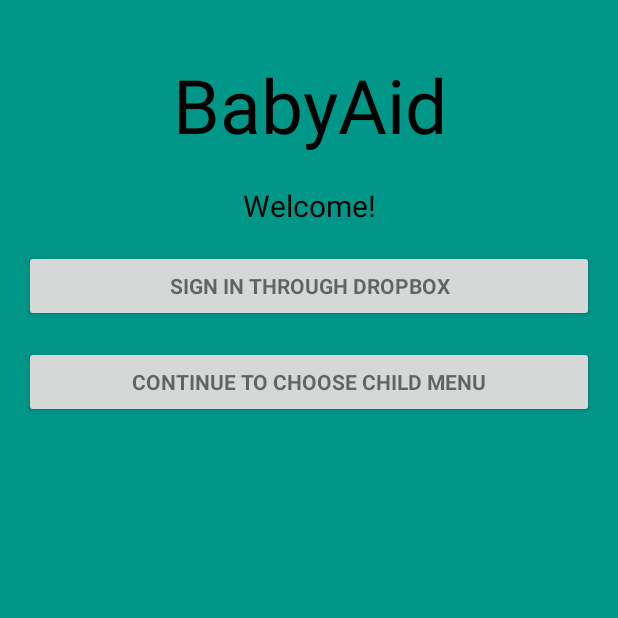
After one commit to naumaanh/BabyAid, an Android app: the LoginMenu screen opened directly, with no data from a screen before it, on a phone screen of 412 x 824 dp, the top half of it. The commit adds this screen. Run offline under Robolectric (Android 15) with nearby library versions, the phone set to English and light mode, and no system bars; libraries missing offline, so code that uses them is left out: com.dropbox.core, com.thoughtworks.xstream; 3 statements that could not run were skipped.

Commit message:
Added a sign in menu for DropBox
I have added a sign in menu for Dropbox. The sign in menu is now the first view that loads on app startup. It is kind of annoying because each time you reload the application, you have to connect to your Dropbox accout, but such is life at the moment. As a hack, I added a button under the sign in button that just sends you to the choose child menu. However, I dont think you will be connected to Dropbox if you go that route, so it may not see your changes. We can take that hack button out once we figure out how to get around this. I only added that button for easier testing purposes.

```diff
--- a/app/build.gradle
+++ b/app/build.gradle
@@ -22,6 +22,7 @@ dependencies {
     implementation fileTree(include: ['*.jar'], dir: 'libs')
     implementation 'com.android.support:appcompat-v7:26.1.0'
     implementation 'com.android.support.constraint:constraint-layout:1.0.2'
+    implementation 'com.android.support:design:26.1.0'
     testImplementation 'junit:junit:4.12'
     androidTestImplementation 'com.android.support.test:runner:1.0.1'
     androidTestImplementation 'com.android.support.test.espresso:espresso-core:3.0.1'
--- /dev/null
+++ b/app/src/main/java/myaaronbatch/unt/edu/babyapp/LoginMenu.java
@@ -0,0 +1,77 @@
+package myaaronbatch.unt.edu.babyapp;
+
+import android.content.Intent;
+import android.content.SharedPreferences;
+import android.os.Bundle;
+import android.preference.PreferenceManager;
+import android.view.View;
+import android.widget.Button;
+
+import com.dropbox.core.android.Auth;
+
+
+public class LoginMenu extends BaseActivity
+{
+
+    Button signInBtn;
+    Button continueBtn;
+
+    @Override
+    protected void onCreate(Bundle savedInstanceState)
+    {
+        super.onCreate(savedInstanceState);
+        setContentView(R.layout.activity_login_menu);
+
+        signInBtn = (Button) findViewById(R.id.signInBtn);
+
+        continueBtn = (Button) findViewById(R.id.continueBtn);
+
+        signInBtn.setOnClickListener(new View.OnClickListener()
+        {
+            @Override
+            public void onClick(View view)
+            {
+                Auth.startOAuth2Authentication(getApplicationContext(), getString(R.string.APP_KEY));
+            }
+        });
+
+        continueBtn.setOnClickListener(new View.OnClickListener()
+        {
+            @Override
+            public void onClick(View view)
+            {
+                //Proceed to ChooseChildMenu
+                Intent intent = new Intent(getApplicationContext(), ChooseChildMenu.class);
+
+                startActivity(intent);
+            }
+        });
+    }
+
+    @Override
+    protected void onResume()
+    {
+        super.onResume();
+        getAccessToken();
+    }
+
+    public void getAccessToken()
+    {
+        String accessToken = Auth.getOAuth2Token(); //generate Access Token
+
+        if (accessToken != null)
+        {
+            //Store accessToken in SharedPreferences
+            //SharedPreferences prefs = getSharedPreferences("com.example.valdio.dropboxintegration", Context.MODE_PRIVATE);
+
+            SharedPreferences prefs = PreferenceManager.getDefaultSharedPreferences(this);
+
+            prefs.edit().putString("access-token", accessToken).apply();
+
+            //Proceed to ChooseChildMenu
+            Intent intent = new Intent(getApplicationContext(), ChooseChildMenu.class);
+
+            startActivity(intent);
+        }
+    }
+}
--- /dev/null
+++ b/app/src/main/res/layout/activity_login_menu.xml
@@ -0,0 +1,57 @@
+<LinearLayout xmlns:android="http://schemas.android.com/apk/res/android"
+    xmlns:tools="http://schemas.android.com/tools"
+    android:layout_width="match_parent"
+    android:layout_height="match_parent"
+    android:gravity="center_horizontal"
+    android:orientation="vertical"
+    android:paddingBottom="@dimen/activity_vertical_margin"
+    android:paddingLeft="@dimen/activity_horizontal_margin"
+    android:paddingRight="@dimen/activity_horizontal_margin"
+    android:paddingTop="@dimen/activity_vertical_margin"
+    tools:context="myaaronbatch.unt.edu.babyapp.LoginMenu">
+
+    <!-- Login progress -->
+
+    <Space
+        android:layout_width="match_parent"
+        android:layout_height="20dp" />
+
+    <TextView
+        android:id="@+id/textView16"
+        android:layout_width="match_parent"
+        android:layout_height="wrap_content"
+        android:text="BabyAid"
+        android:textAlignment="center"
+        android:textSize="50sp" />
+
+    <Space
+        android:layout_width="match_parent"
+        android:layout_height="20dp" />
+
+    <TextView
+        android:id="@+id/textView17"
+        android:layout_width="match_parent"
+        android:layout_height="wrap_content"
+        android:text="Welcome!"
+        android:textAlignment="center"
+        android:textSize="20sp" />
+
+    <Button
+        android:id="@+id/signInBtn"
+        style="?android:textAppearanceSmall"
+        android:layout_width="match_parent"
+        android:layout_height="wrap_content"
+        android:layout_marginTop="16dp"
+        android:text="@string/action_sign_in"
+        android:textStyle="bold" />
+
+    <Button
+        android:id="@+id/continueBtn"
+        style="?android:textAppearanceSmall"
+        android:layout_width="match_parent"
+        android:layout_height="wrap_content"
+        android:layout_marginTop="16dp"
+        android:text="Continue to Choose Child Menu"
+        android:textStyle="bold" />
+
+</LinearLayout>
--- /dev/null
+++ b/app/src/main/res/values/dimens.xml
@@ -0,0 +1,5 @@
+<resources>
+    <!-- Default screen margins, per the Android Design guidelines. -->
+    <dimen name="activity_horizontal_margin">16dp</dimen>
+    <dimen name="activity_vertical_margin">16dp</dimen>
+</resources>
```
Also changed, not shown: app/src/main/AndroidManifest.xml (+31 -6 lines), app/src/main/res/values/strings.xml (+14 -0 lines).
